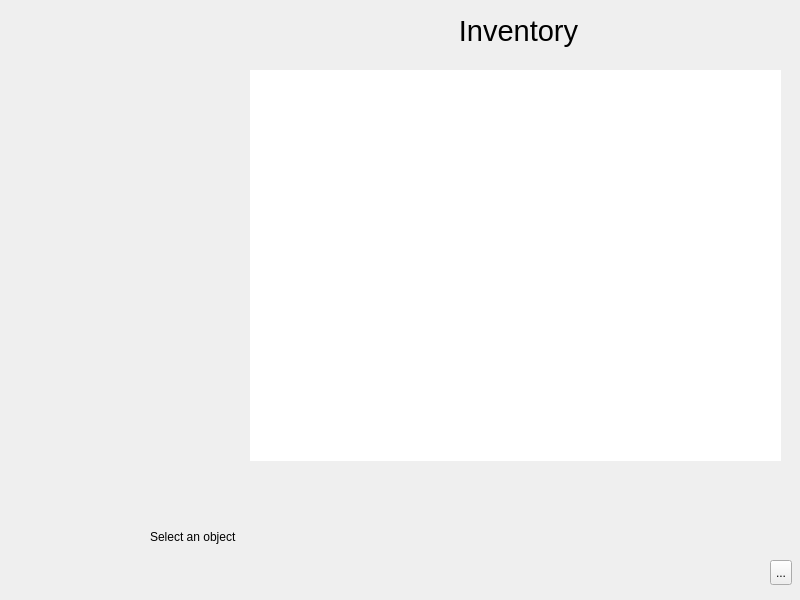
alphaonex86/CatchChallenger, file client/base/interface/BaseWindow.ui: the form before one commit.
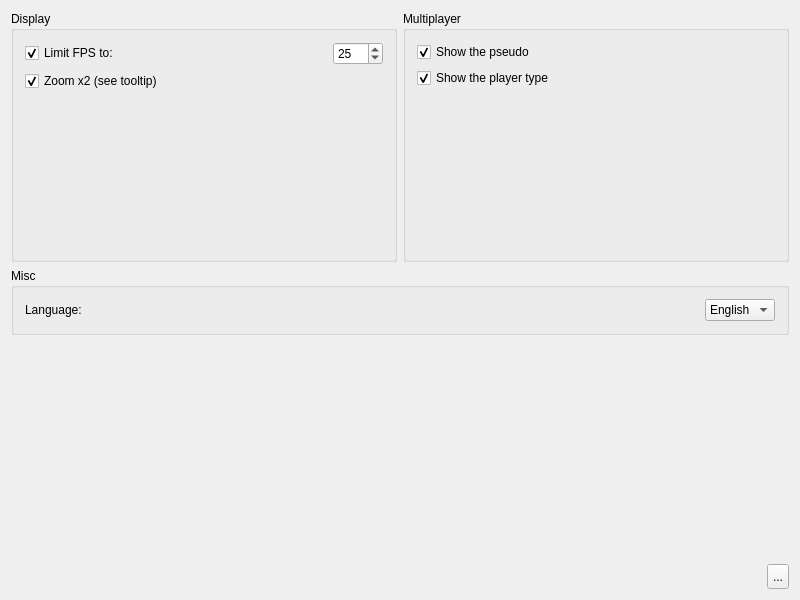
The form after the commit. Icons and pictures are not drawn.

What changed in the file:
```diff
--- a/client/base/interface/BaseWindow.ui
+++ b/client/base/interface/BaseWindow.ui
@@ -50,7 +50,7 @@
         <string notr="true"/>
        </property>
        <property name="currentIndex">
-        <number>3</number>
+        <number>4</number>
        </property>
        <widget class="QWidget" name="page_2">
         <property name="styleSheet">
@@ -1167,6 +1167,240 @@
          </item>
         </layout>
        </widget>
+       <widget class="QWidget" name="page_5">
+        <property name="styleSheet">
+         <string notr="true">background-image: url(:/images/background.png);</string>
+        </property>
+        <layout class="QVBoxLayout" name="verticalLayout_9">
+         <item>
+          <layout class="QHBoxLayout" name="horizontalLayout_13">
+           <item>
+            <widget class="QGroupBox" name="groupBox_Options_Displayer">
+             <property name="styleSheet">
+              <string notr="true">background-image: url(:/images/light-white.png);</string>
+             </property>
+             <property name="title">
+              <string>Display</string>
+             </property>
+             <layout class="QVBoxLayout" name="verticalLayout_6">
+              <item>
+               <layout class="QHBoxLayout" name="horizontalLayout_6">
+                <item>
+                 <widget class="QCheckBox" name="checkBox">
+                  <property name="text">
+                   <string>Limit FPS to:</string>
+                  </property>
+                  <property name="checked">
+                   <bool>true</bool>
+                  </property>
+                 </widget>
+                </item>
+                <item>
+                 <widget class="QSpinBox" name="spinBox">
+                  <property name="maximumSize">
+                   <size>
+                    <width>50</width>
+                    <height>16777215</height>
+                   </size>
+                  </property>
+                  <property name="minimum">
+                   <number>16</number>
+                  </property>
+                  <property name="value">
+                   <number>25</number>
+                  </property>
+                 </widget>
+                </item>
+               </layout>
+              </item>
+              <item>
+               <widget class="QCheckBox" name="checkBox_3">
+                <property name="toolTip">
+                 <string>The other player is displayed in zoom x2 range.
+Without it will be show into the screen, with it it show at the border</string>
+                </property>
+                <property name="text">
+                 <string>Zoom x2 (see tooltip)</string>
+                </property>
+                <property name="checked">
+                 <bool>true</bool>
+                </property>
+               </widget>
+              </item>
+              <item>
+               <spacer name="verticalSpacer_4">
+                <property name="orientation">
+                 <enum>Qt::Vertical</enum>
+                </property>
+                <property name="sizeHint" stdset="0">
+                 <size>
+                  <width>20</width>
+                  <height>164</height>
+                 </size>
+                </property>
+               </spacer>
+              </item>
+             </layout>
+            </widget>
+           </item>
+           <item>
+            <widget class="QGroupBox" name="groupBox_Options_Multiplayer">
+             <property name="styleSheet">
+              <string notr="true">background-image: url(:/images/light-white.png);</string>
+             </property>
+             <property name="title">
+              <string>Multiplayer</string>
+             </property>
+             <layout class="QVBoxLayout" name="verticalLayout_10">
+              <item>
+               <widget class="QCheckBox" name="checkBox_4">
+                <property name="text">
+                 <string>Show the pseudo</string>
+                </property>
+                <property name="checked">
+                 <bool>true</bool>
+                </property>
+               </widget>
+              </item>
+              <item>
+               <widget class="QCheckBox" name="checkBox_5">
+                <property name="toolTip">
+                 <string>Show if is admin, developer, premium, normal</string>
+                </property>
+                <property name="text">
+                 <string>Show the player type</string>
+                </property>
+                <property name="checked">
+                 <bool>true</bool>
+                </property>
+               </widget>
+              </item>
+              <item>
+               <spacer name="verticalSpacer_6">
+                <property name="orientation">
+                 <enum>Qt::Vertical</enum>
+                </property>
+                <property name="sizeHint" stdset="0">
+                 <size>
+                  <width>20</width>
+                  <height>167</height>
+                 </size>
+                </property>
+               </spacer>
+              </item>
+             </layout>
+            </widget>
+           </item>
+          </layout>
+         </item>
+         <item>
+          <widget class="QGroupBox" name="groupBox">
+           <property name="styleSheet">
+            <string notr="true">background-image: url(:/images/light-white.png);</string>
+           </property>
+           <property name="title">
+            <string>Misc</string>
+           </property>
+           <layout class="QVBoxLayout" name="verticalLayout_11">
+            <item>
+             <layout class="QHBoxLayout" name="horizontalLayout_15">
+              <item>
+               <widget class="QLabel" name="label">
+                <property name="text">
+                 <string>Language:</string>
+                </property>
+               </widget>
+              </item>
+              <item>
+               <spacer name="horizontalSpacer_4">
+                <property name="orientation">
+                 <enum>Qt::Horizontal</enum>
+                </property>
+                <property name="sizeHint" stdset="0">
+                 <size>
+                  <width>40</width>
+                  <height>20</height>
+                 </size>
+                </property>
+               </spacer>
+              </item>
+              <item>
+               <widget class="QComboBox" name="comboBox">
+                <item>
+                 <property name="text">
+                  <string>English</string>
+                 </property>
+                </item>
+               </widget>
+              </item>
+             </layout>
+            </item>
+           </layout>
+          </widget>
+         </item>
+         <item>
+          <spacer name="verticalSpacer_7">
+           <property name="orientation">
+            <enum>Qt::Vertical</enum>
+           </property>
+           <property name="sizeHint" stdset="0">
+            <size>
+             <width>20</width>
+             <height>230</height>
+            </size>
+           </property>
+          </spacer>
+         </item>
+         <item>
+          <layout class="QHBoxLayout" name="horizontalLayout_14">
+           <item>
+            <spacer name="horizontalSpacer">
+             <property name="orientation">
+              <enum>Qt::Horizontal</enum>
+             </property>
+             <property name="sizeHint" stdset="0">
+              <size>
+               <width>40</width>
+               <height>20</height>
+              </size>
+             </property>
+            </spacer>
+           </item>
+           <item>
+            <widget class="QToolButton" name="toolButton">
+             <property name="minimumSize">
+              <size>
+               <width>22</width>
+               <height>25</height>
+              </size>
+             </property>
+             <property name="maximumSize">
+              <size>
+               <width>22</width>
+               <height>25</height>
+              </size>
+             </property>
+             <property name="styleSheet">
+              <string notr="true">QToolButton::hover {
+background-position:left center;
+}
+QToolButton::pressed {
+background-position:left bottom;
+}
+QToolButton { 
+background-image: url(:/images/interface/quit.png);
+border-image: url(:/images/empty.png);
+}</string>
+             </property>
+             <property name="text">
+              <string>...</string>
+             </property>
+            </widget>
+           </item>
+          </layout>
+         </item>
+        </layout>
+       </widget>
       </widget>
      </item>
     </layout>
```
Left out of the diff: 16 changed lines with no effect on the pictures.
